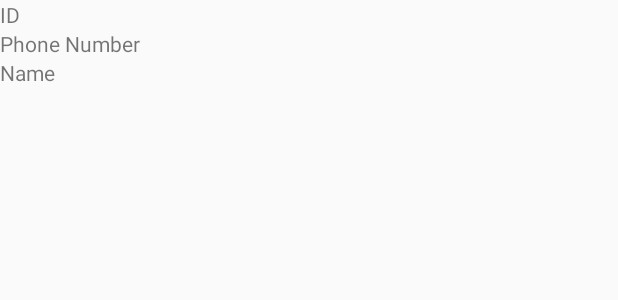
After one commit to yeonsu100/MyAndroid, an Android app: the layout listview_cell.xml on its own in the app's theme, with its tools: preview values and no code run, on a phone screen of 412 x 824 dp. The commit adds this screen. Shown: the top 300 px of the screen. Run offline under Robolectric (Android 15) with nearby library versions, the phone set to English and light mode, and no system bars.

Commit message:
step11 - ContactAdapter

```diff
--- /dev/null
+++ b/step11contentresolver/src/main/res/layout/listview_cell.xml
@@ -0,0 +1,24 @@
+<?xml version="1.0" encoding="utf-8"?>
+<LinearLayout xmlns:android="http://schemas.android.com/apk/res/android"
+    android:orientation="vertical" android:layout_width="match_parent"
+    android:layout_height="wrap_content">
+
+    <TextView
+        android:layout_width="match_parent"
+        android:layout_height="wrap_content"
+        android:text="ID"
+        android:id="@+id/text_id"/>
+
+    <TextView
+        android:layout_width="match_parent"
+        android:layout_height="wrap_content"
+        android:text="Phone Number"
+        android:id="@+id/text_phone"/>
+
+    <TextView
+        android:layout_width="match_parent"
+        android:layout_height="wrap_content"
+        android:text="Name"
+        android:id="@+id/text_name"/>
+
+</LinearLayout>
```
Also changed, not shown: step11contentresolver/src/main/java/com/winnie/step11contentresolver/ContactAdapter.java (added, +64 -0 lines), step11contentresolver/src/main/java/com/winnie/step11contentresolver/ContactDto.java (added, +39 -0 lines), step11contentresolver/src/main/java/com/winnie/step11contentresolver/MainActivity.java (+7 -9 lines).
